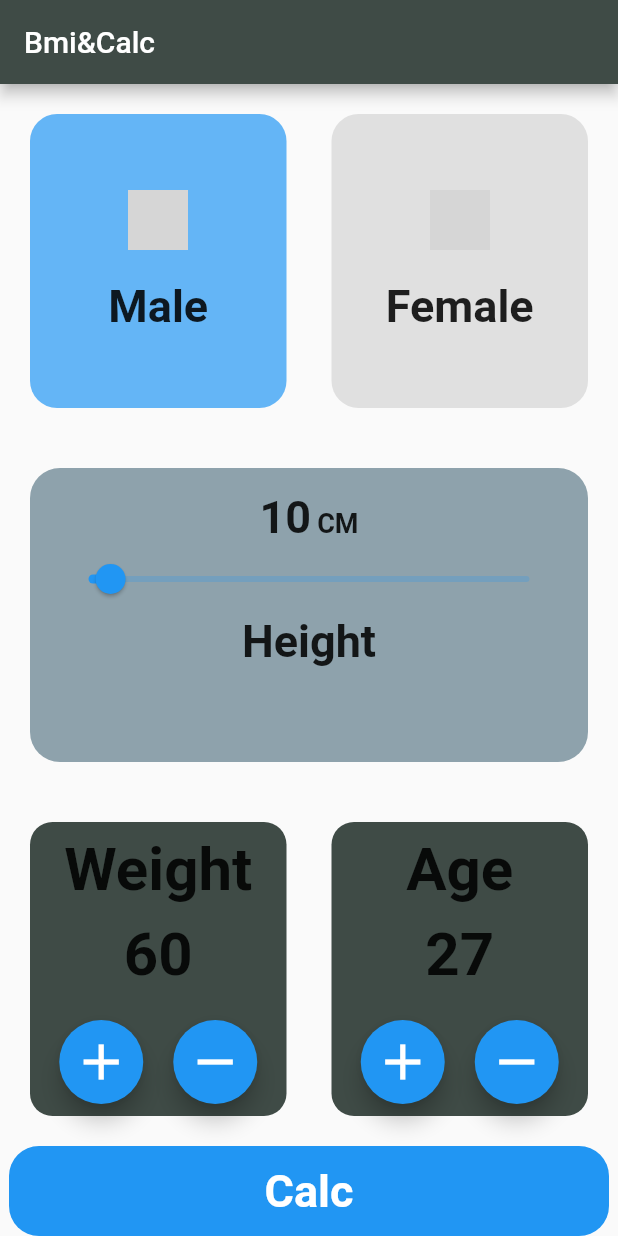
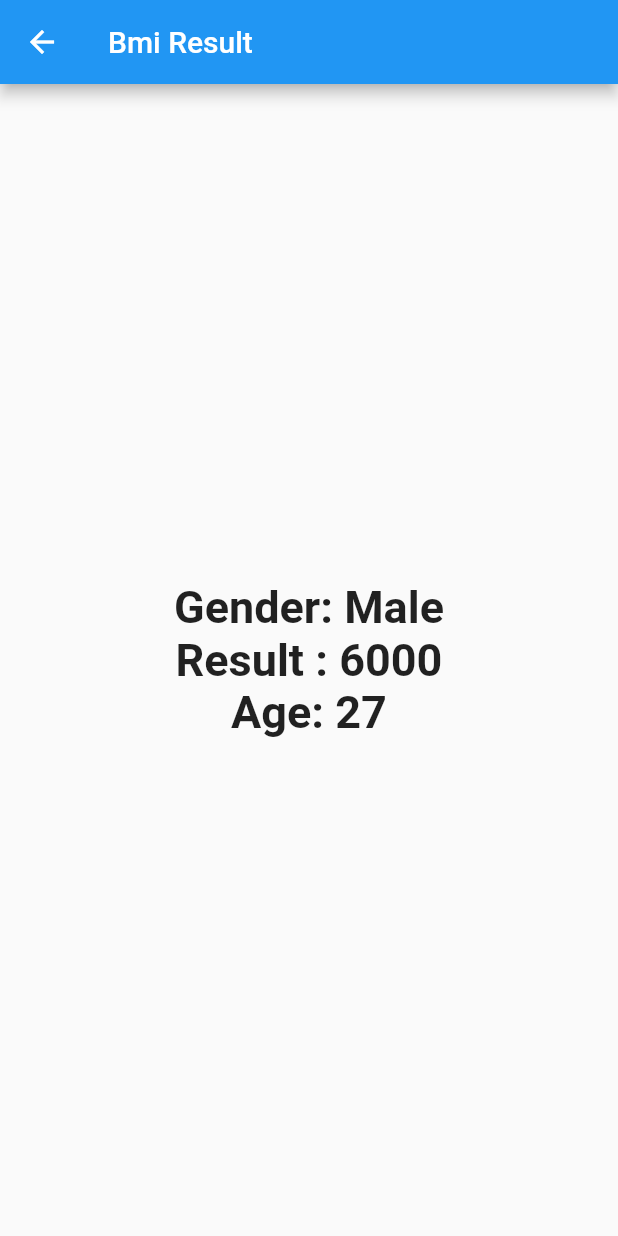
Before and after one commit to abdobassel/projects-login-messnger-bmi-counter-database-Todo-App_by_flutter, a Flutter app: the screen it shows after launch, after a tap on the "add" icon, after a tap on the "remove" icon, after a tap on "Calc", on a phone screen of 412 x 824 dp. Run offline on Flutter 3.47's test engine with Material 2 defaults, Android fonts, the phone set to English and light mode, and no system bars; network calls fail; grey boxes are pictures that could not be loaded.

Commit message:
add navigator to Result Screen and Show Screen

```diff
--- a/lib/bmi_calc.dart
+++ b/lib/bmi_calc.dart
@@ -1,4 +1,6 @@
 import 'package:flutter/material.dart';
+import 'package:udemy_mansour/bmi_result.dart';
+import 'dart:math';
 
 class BmiCalc extends StatefulWidget {
   const BmiCalc({super.key});
@@ -189,6 +191,7 @@ class _BmiCalcState extends State<BmiCalc> {
                             mainAxisAlignment: MainAxisAlignment.center,
                             children: [
                               FloatingActionButton(
+                                  heroTag: 'w++',
                                   onPressed: () {
                                     setState(() {
                                       weight++;
@@ -203,6 +206,7 @@ class _BmiCalcState extends State<BmiCalc> {
                                 width: 20,
                               ),
                               FloatingActionButton(
+                                  heroTag: 'w--',
                                   onPressed: () {
                                     setState(() {
                                       weight--;
@@ -252,6 +256,7 @@ class _BmiCalcState extends State<BmiCalc> {
                             mainAxisAlignment: MainAxisAlignment.center,
                             children: [
                               FloatingActionButton(
+                                  heroTag: 'age+',
                                   onPressed: () {
                                     setState(() {
                                       age++;
@@ -266,6 +271,7 @@ class _BmiCalcState extends State<BmiCalc> {
                                 width: 20,
                               ),
                               FloatingActionButton(
+                                  heroTag: 'age-',
                                   onPressed: () {
                                     setState(() {
                                       age--;
@@ -292,7 +298,20 @@ class _BmiCalcState extends State<BmiCalc> {
             width: 400,
             height: 60,
             child: MaterialButton(
-              onPressed: () {},
+              onPressed: () {
+                double result = weight / pow(sliderValue / 100, 2);
+                int results = result.round();
+
+                Navigator.push(
+                    context,
+                    MaterialPageRoute(
+                      builder: (context) => BmiResult(
+                        isMale: isMale,
+                        age: age,
+                        results: results,
+                      ),
+                    ));
+              },
               child: Text(
                 "Calc",
                 style: TextStyle(
--- /dev/null
+++ b/lib/bmi_result.dart
@@ -0,0 +1,42 @@
+import 'package:flutter/material.dart';
+
+class BmiResult extends StatelessWidget {
+  const BmiResult({
+    super.key,
+    required this.results,
+    required this.isMale,
+    required this.age,
+  });
+  final int results;
+  final int age;
+  final bool isMale;
+
+  @override
+  Widget build(BuildContext context) {
+    return Scaffold(
+      appBar: AppBar(
+        title: Text('Bmi Result'),
+      ),
+      body: Center(
+        child: Column(
+          mainAxisAlignment: MainAxisAlignment.center,
+          crossAxisAlignment: CrossAxisAlignment.center,
+          children: [
+            Text(
+              'Gender: ${isMale ? 'Male' : 'Female'}',
+              style: TextStyle(fontWeight: FontWeight.bold, fontSize: 30),
+            ),
+            Text(
+              'Result : $results',
+              style: TextStyle(fontWeight: FontWeight.bold, fontSize: 30),
+            ),
+            Text(
+              'Age: $age',
+              style: TextStyle(fontWeight: FontWeight.bold, fontSize: 30),
+            ),
+          ],
+        ),
+      ),
+    );
+  }
+}
```
